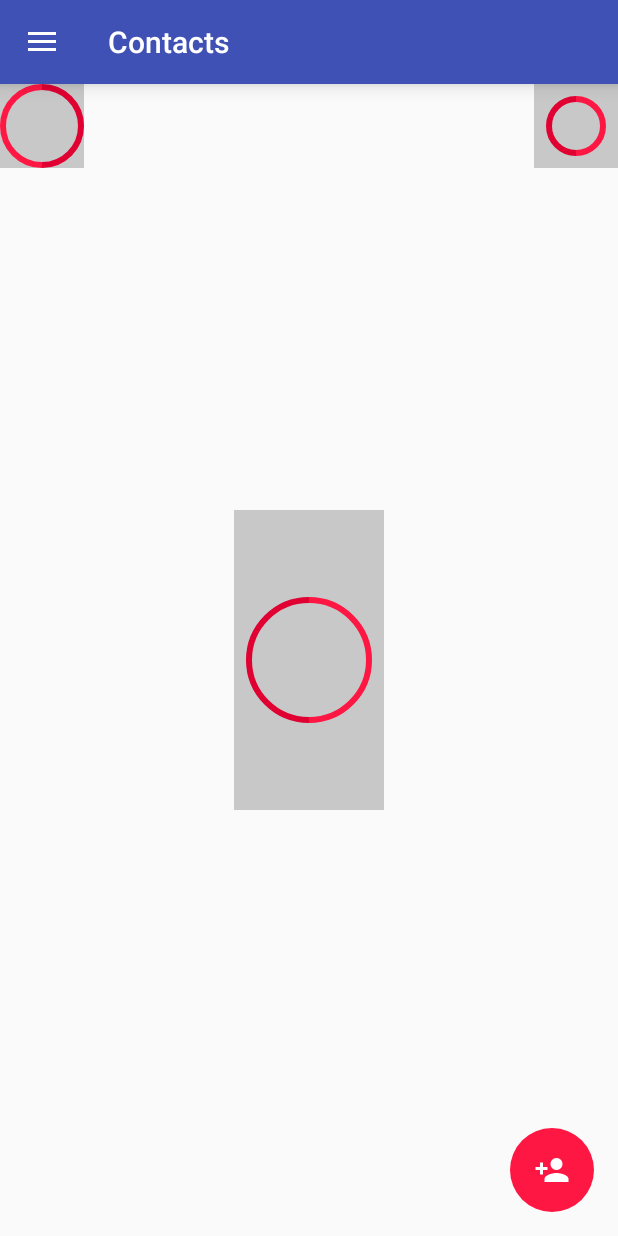
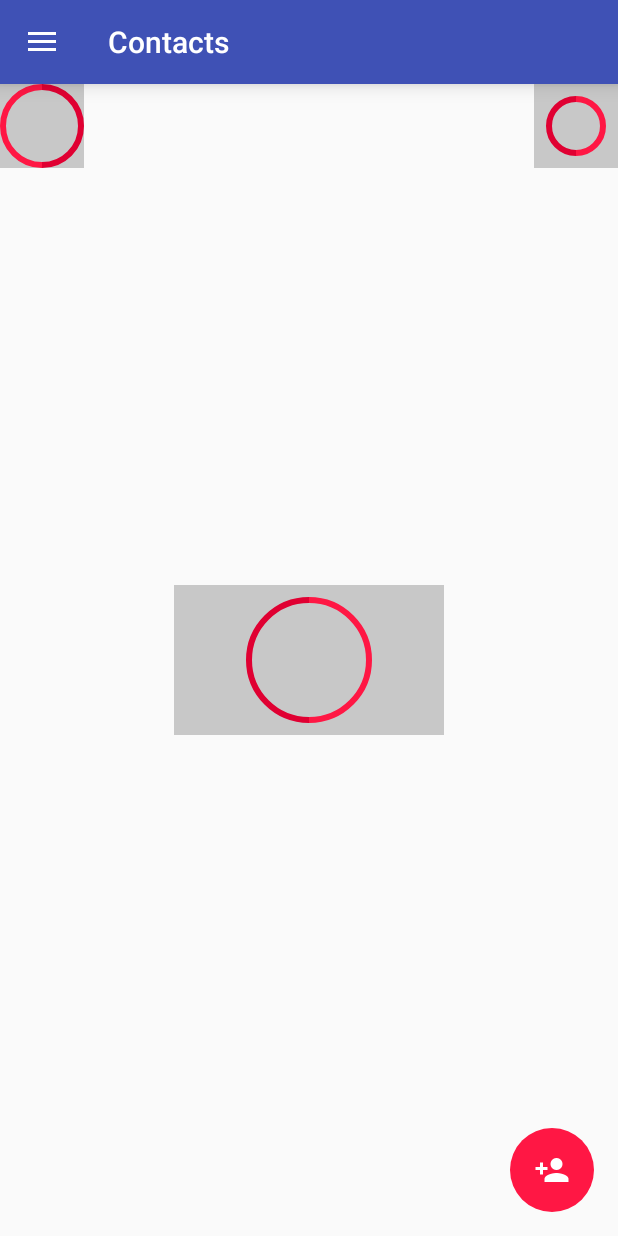
Before and after one commit to DancoAndroidAppDev/H254danco, an Android app: the fragment FloatingActionFragment placed in its activity, on a phone screen of 412 x 824 dp. Run offline under Robolectric (Android 15) with nearby library versions, the phone set to English and light mode, and no system bars.

Commit message:
submitted version

```diff
--- a/app/src/main/java/com/example/danco/homework4/h254danco/view/CustomComponent.java
+++ b/app/src/main/java/com/example/danco/homework4/h254danco/view/CustomComponent.java
@@ -20,6 +20,8 @@ public class CustomComponent extends ImageView {
     private int leftColor;
     private int rightColor;
     private int paintSize;
+    private int rightColorPercentage;
+    private int arcSweepSize;
     private String scaleType;
 
     RectF oval = new RectF();
@@ -64,6 +66,8 @@ public class CustomComponent extends ImageView {
                 R.styleable.CustomAttributes_paintSize,
                 paintSize);
 
+        rightColorPercentage = a.getInt(R.styleable.CustomAttributes_rightColorPercentage, 50);
+        arcSweepSize = (rightColorPercentage / 100) * 360;
         scaleType = a.getString(R.styleable.CustomAttributes_android_scaleType);
 
         a.recycle();
@@ -117,10 +121,10 @@ public class CustomComponent extends ImageView {
     protected void onDraw(Canvas canvas) {
         super.onDraw(canvas);
 
+        paint.setColor(rightColor);
+        canvas.drawArc(oval, 270, 180, false, paint);
         paint.setColor(leftColor);
         canvas.drawArc(oval, 90, 180, false, paint);
-        paint.setColor(rightColor);
-        canvas.drawArc(oval, 270, 180, false, paint);
     }
 
     /**
--- a/app/src/main/res/layout/fragment_floating_action.xml
+++ b/app/src/main/res/layout/fragment_floating_action.xml
@@ -29,8 +29,8 @@
         />
 
     <com.example.danco.homework4.h254danco.view.CustomComponent
-        android:layout_width="100dp"
-        android:layout_height="200dp"
+        android:layout_width="180dp"
+        android:layout_height="100dp"
         android:background="#33000000"
         android:layout_gravity="center_vertical|center_horizontal"
         app:leftColor="@color/red_A700"
--- a/app/src/main/res/values/attrs.xml
+++ b/app/src/main/res/values/attrs.xml
@@ -4,6 +4,7 @@
         <attr name="rightColor" format="color|reference"/>
         <attr name="leftColor" format="color|reference"/>
         <attr name="paintSize"  format="dimension|reference"/>
+        <attr name="rightColorPercentage"  format="integer"/>
         <attr name="android:scaleType" />
     </declare-styleable>
 </resources>
```
